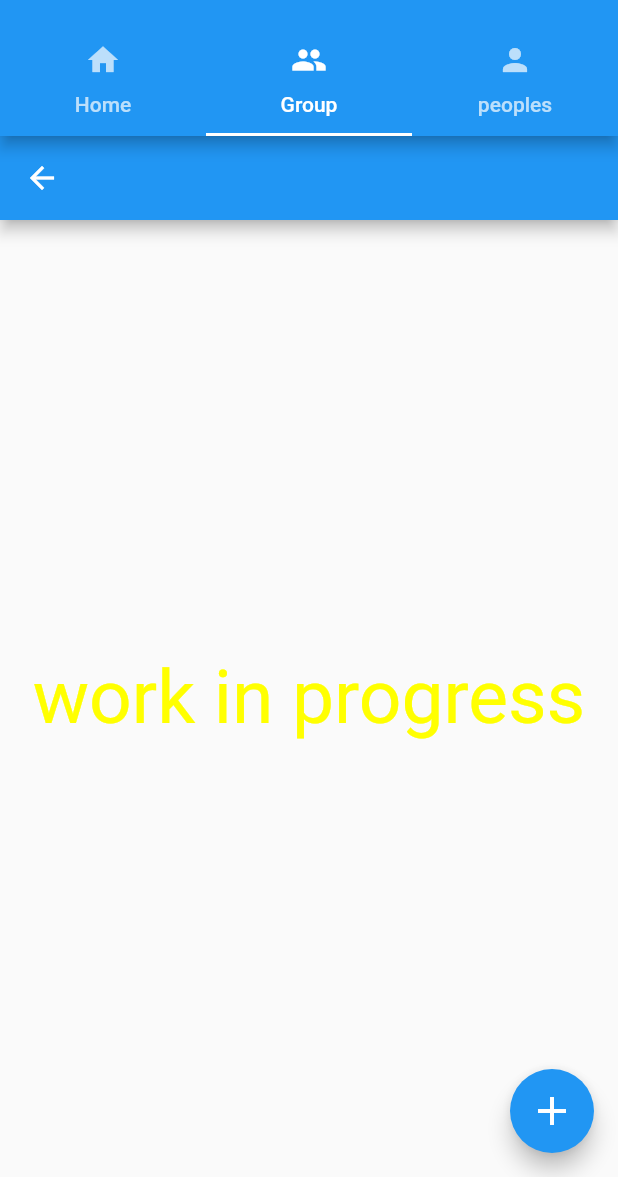
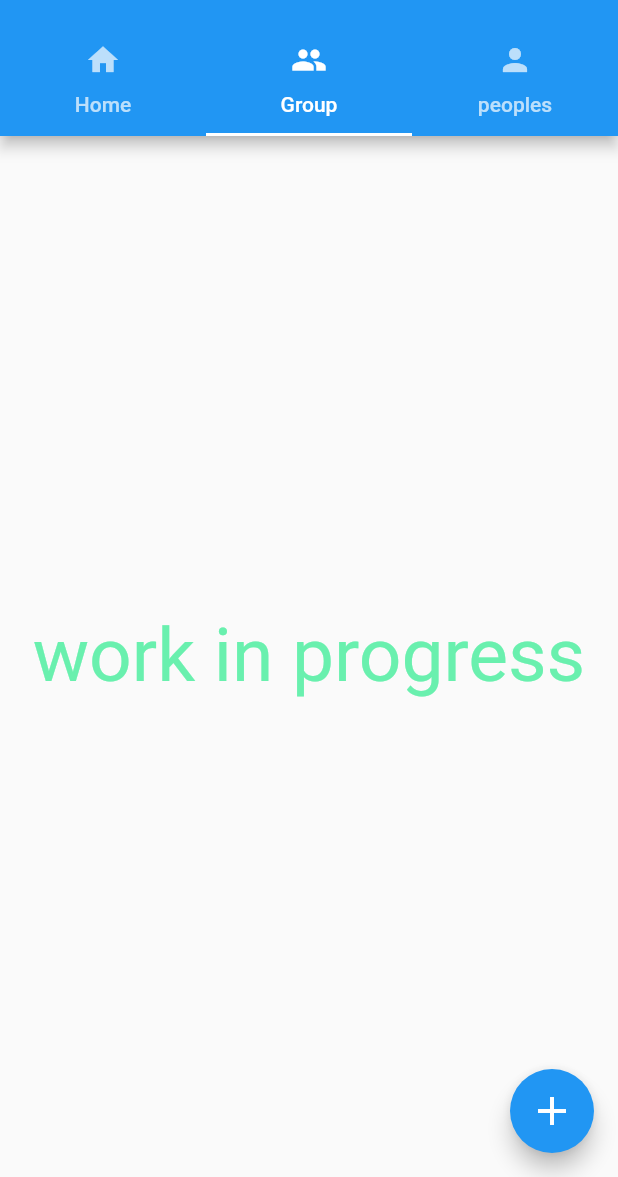
Before and after one commit to lovish-G/My-Flutter, a Flutter app: the HomePage screen opened directly, tab 2 chosen, after a tap on the "add" icon, on a phone screen of 412 x 824 dp, the part 59-1236 px from its top. Run offline on Flutter 3.47's test engine with Material 2 defaults, Android fonts, the phone set to English and light mode, and no system bars; our stand-ins replace flutter_riverpod, go_router.

Commit message:
Update home_page.dart

```diff
--- a/lib/pages/home_page.dart
+++ b/lib/pages/home_page.dart
@@ -1,7 +1,17 @@
 import 'package:flutter/material.dart';
+import 'package:flutter_riverpod/flutter_riverpod.dart';
+import '../user.dart';
 import '../widgets/drawer.dart';
-class HomePage extends StatelessWidget {
+
+
+class HomePage extends ConsumerStatefulWidget {
   const HomePage({Key? key}) : super(key: key);
+
+  @override
+  ConsumerState<HomePage> createState() => _HomePageState();
+}
+
+class _HomePageState extends ConsumerState<HomePage> {
  @override
 Widget build(BuildContext context)  => DefaultTabController(
   length: 3,
@@ -26,7 +36,7 @@ Widget build(BuildContext context)  => DefaultTabController(
       ),
       floatingActionButton: FloatingActionButton(
         child: Icon(Icons.add, size: 32),
-        onPressed: () {
+        onPressed: () {ref.read(userProvider.notifier).logout();
 
          },
       ),
@@ -34,7 +44,6 @@ Widget build(BuildContext context)  => DefaultTabController(
 ),
 );
 }
-
 class Firstpage extends StatefulWidget {
   const Firstpage({Key? key}) : super(key: key);
 
@@ -46,22 +55,18 @@ class Firstpage extends StatefulWidget {
 class _FirstpageState extends State<Firstpage> {
 @override
 Widget build(BuildContext context) {
-  return Scaffold(
-    appBar: AppBar(
-      title: const Text(""),
-    ),
-   body: Center(
-      child: Container(
-        child: const Text("work in progress",
+  return Row(
+    children: <Widget>[
+       const Text("work in progress",
       style: TextStyle(
-          color: Colors.greenAccent,
+        color: Colors.pinkAccent,
         fontSize: 50,
-        ),),
       ),
       ),
+    ],
+    mainAxisAlignment: MainAxisAlignment.center,
   );
 }}
-
 
 
 
@@ -76,25 +81,16 @@ class Secondpage extends StatefulWidget {
 class _SecondpageState extends State<Secondpage> {
 @override
 Widget build(BuildContext context) {
-  return Scaffold(
-    appBar: AppBar(
-      title: const Text(""),
-    ),
-   body: Center(
-      child: Container(
-        child: const Text("work in progress",
+  return Row(
+    children: <Widget> [
+      const Text("work in progress",
   style: TextStyle(
-          color: Colors.yellowAccent,
+    color: Colors.greenAccent,
     fontSize: 50,
-        ),),
-      ),
-      ),
+  ),),],
+  mainAxisAlignment: MainAxisAlignment.center,
   );
 }}
-
-
-
-
 
 class Thirdpage extends StatefulWidget {
   const Thirdpage({Key? key}) : super(key: key);
@@ -107,18 +103,13 @@ class Thirdpage extends StatefulWidget {
 class _ThirdpageState extends State<Thirdpage> {
 @override
 Widget build(BuildContext context) {
-  return Scaffold(
-    appBar: AppBar(
-      title: const Text(""),
-    ),
-   body: Center(
-      child: Container(
-        child: const Text("work in progress",
+  return Row(
+    children: <Widget> [
+      const Text("work in progress",
   style: TextStyle(
-          color: Colors.pinkAccent,
+    color: Colors.blueAccent,
     fontSize: 50,
-        ),),
-      ),
-      ),
+  ),),],
+  mainAxisAlignment: MainAxisAlignment.center,
   );
 }}
```
Lines whose indentation alone changed are shown as unchanged.
